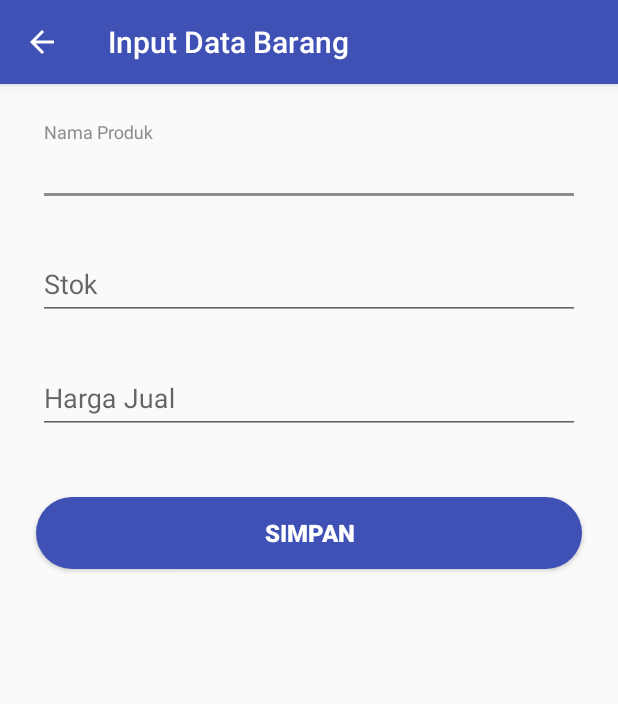
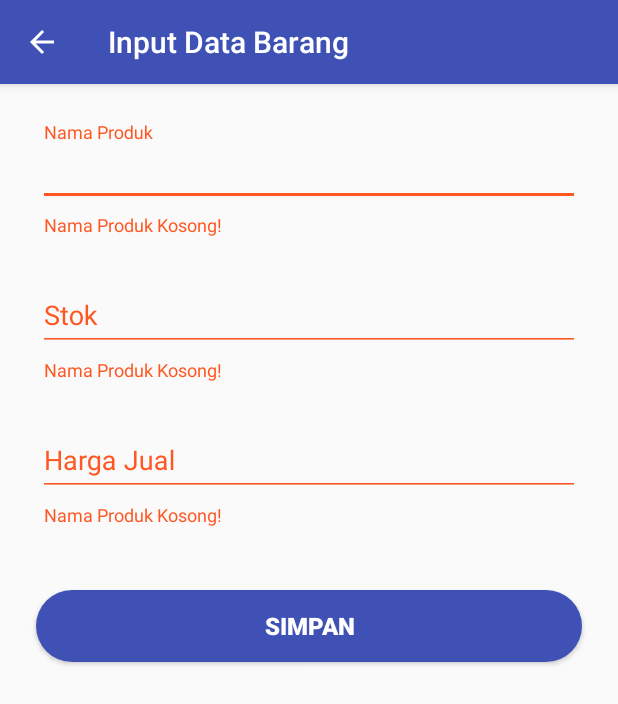
Before and after one commit to cakrul/AplikasiStok, an Android app: the TambahProdukActivity screen opened directly, with no data from a screen before it, after a tap on "SIMPAN", on a phone screen of 412 x 824 dp. Shown: the top 704 px of the screen. Run offline under Robolectric (Android 15) with nearby library versions, the phone set to English and light mode, and no system bars; our stand-ins replace ButterKnife; libraries missing offline, so code that uses them is left out: cn.pedant.

Commit message:
detail list stok

```diff
--- a/app/src/main/java/com/alpha/stokbarang/TambahProdukActivity.java
+++ b/app/src/main/java/com/alpha/stokbarang/TambahProdukActivity.java
@@ -13,6 +13,7 @@ import android.widget.Button;
 import com.alpha.stokbarang.api.BaseApiService;
 import com.alpha.stokbarang.api.UtilsApi;
 import com.google.android.material.textfield.TextInputEditText;
+import com.google.android.material.textfield.TextInputLayout;
 
 import java.util.Objects;
 
@@ -35,10 +36,19 @@ public class TambahProdukActivity extends AppCompatActivity {
     @BindView(R.id.etStokProduk)
     TextInputEditText tieStok;
 
+    @BindView(R.id.tiNm)
+    TextInputLayout tiNm;
+    @BindView(R.id.tiStok)
+    TextInputLayout tiStok;
+    @BindView(R.id.tiHarga)
+    TextInputLayout tiHarga;
+
 
     ProgressDialog loading;
     BaseApiService mApiService;
     Context mContext;
+
+    boolean isNm, isStok, isHarga;
 
     @Override
     protected void onCreate(Bundle savedInstanceState) {
@@ -55,9 +65,39 @@ public class TambahProdukActivity extends AppCompatActivity {
         btnSimpan.setOnClickListener(new View.OnClickListener() {
             @Override
             public void onClick(View v) {
-                requestSimpanProduk(tieNm.getText().toString(),tieHarga.getText().toString(),tieStok.getText().toString());
+                CheckAllFields();
             }
         });
+    }
+
+    private void CheckAllFields() {
+        if (tieNm.getText().toString().isEmpty()){
+            tiNm.setError("Nama Produk Kosong!");
+            isNm = false;
+        }else{
+            isNm = true;
+            tiNm.setErrorEnabled(false);
+        }
+
+        if (tieStok.getText().toString().isEmpty()){
+            tiStok.setError("Nama Produk Kosong!");
+            isStok = false;
+        }else{
+            isStok = true;
+            tiStok.setErrorEnabled(false);
+        }
+
+        if (tieHarga.getText().toString().isEmpty()){
+            tiHarga.setError("Nama Produk Kosong!");
+            isHarga = false;
+        }else{
+            isHarga = true;
+            tiHarga.setErrorEnabled(false);
+        }
+
+        if (isNm && isStok && isHarga) {
+            requestSimpanProduk(tieNm.getText().toString(),tieHarga.getText().toString(),tieStok.getText().toString());
+        }
     }
 
     private void requestSimpanProduk(String nm, String hrg, String jml){
--- a/app/src/main/java/com/alpha/stokbarang/adapter/BarangAdapter.java
+++ b/app/src/main/java/com/alpha/stokbarang/adapter/BarangAdapter.java
@@ -13,6 +13,8 @@ import androidx.recyclerview.widget.RecyclerView;
 
 import com.alpha.stokbarang.R;
 import com.alpha.stokbarang.model.ProdukList;
+
+import org.w3c.dom.Text;
 
 import java.util.List;
 import java.util.Locale;
@@ -45,6 +47,7 @@ public class BarangAdapter extends RecyclerView.Adapter<BarangAdapter.BarangHold
         holder.tvHarga.setText(formatRupiah(semuaproduk.getHarga_jual()));
         holder.tvStok.setText("Stok : "+semuaproduk.getStok());
         holder.tvUpdated.setText("Update Terakhir "+semuaproduk.getUpdated_at());
+        holder.tvKdBarang.setText("Kode Produk : "+semuaproduk.getKd_produk());
     }
 
     @Override
@@ -61,6 +64,8 @@ public class BarangAdapter extends RecyclerView.Adapter<BarangAdapter.BarangHold
         TextView tvStok;
         @BindView(R.id.tvUpdated)
         TextView tvUpdated;
+        @BindView(R.id.tvKdBarang)
+        TextView tvKdBarang;
 
         public BarangHolder(View itemView) {
             super(itemView);
--- a/app/src/main/res/layout/activity_tambah_produk.xml
+++ b/app/src/main/res/layout/activity_tambah_produk.xml
@@ -18,6 +18,7 @@
         app:layout_constraintTop_toTopOf="parent">
 
         <com.google.android.material.textfield.TextInputLayout
+            android:id="@+id/tiNm"
             android:layout_width="match_parent"
             android:layout_height="wrap_content"
             android:layout_margin="10dp"
@@ -31,7 +32,7 @@
         </com.google.android.material.textfield.TextInputLayout>
 
         <com.google.android.material.textfield.TextInputLayout
-
+            android:id="@+id/tiStok"
             android:layout_width="match_parent"
             android:layout_height="wrap_content"
             android:layout_margin="10dp"
@@ -44,6 +45,7 @@
         </com.google.android.material.textfield.TextInputLayout>
 
         <com.google.android.material.textfield.TextInputLayout
+            android:id="@+id/tiHarga"
             android:layout_width="match_parent"
             android:layout_height="wrap_content"
             android:layout_margin="10dp"
```
Also changed, not shown: app/src/main/res/layout/item_barang.xml (+12 -0 lines).
